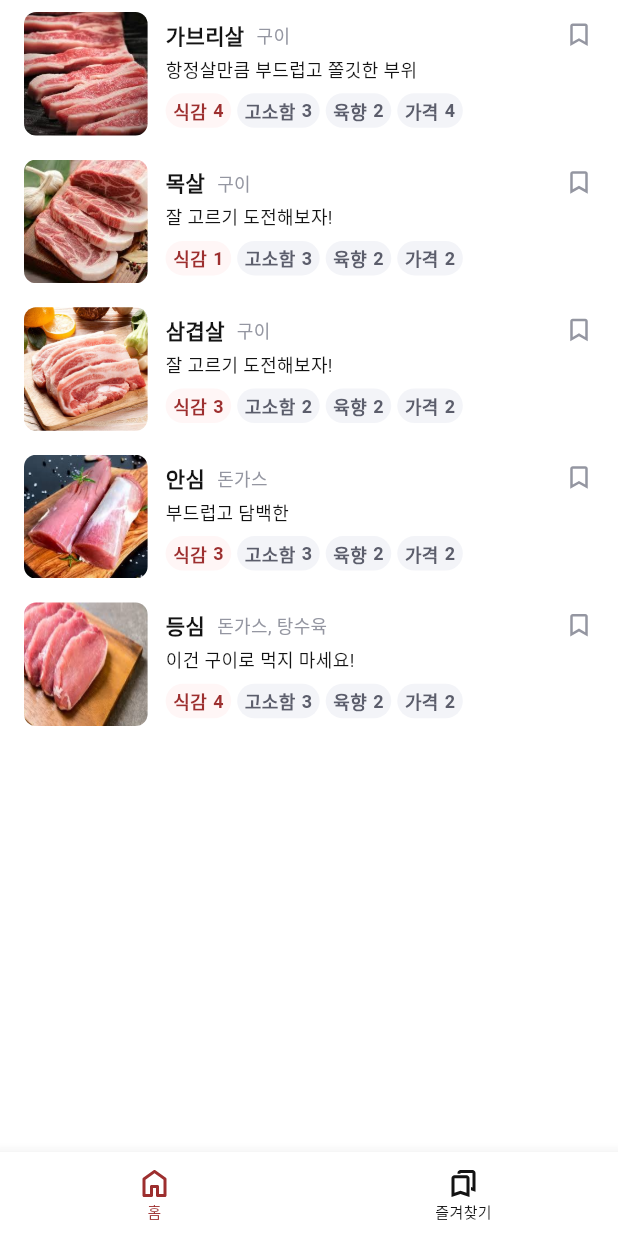
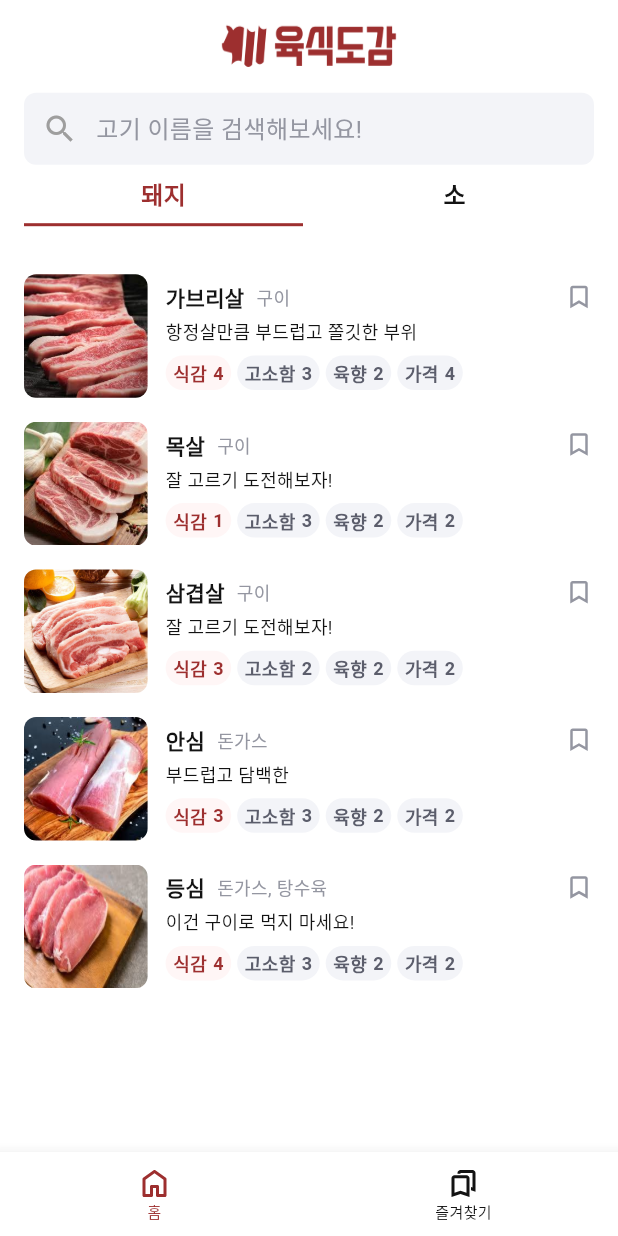
Before and after one commit to pdh0927/meat-dictionary, a Flutter app: the screen it shows after launch, on a phone screen of 412 x 824 dp. Run offline on Flutter 3.47's test engine with Material 3 defaults, Android fonts, the phone set to English and light mode, and no system bars; our stand-ins replace flutter_riverpod, flutter_svg, go_router, shared_preferences, sizer; Roboto replaces fonts that are missing (Pretendard); project files that could hold a hidden picture were left out.

Commit message:
feat: create home screen

```diff
--- a/lib/common/view/home_screen.dart
+++ b/lib/common/view/home_screen.dart
@@ -1,14 +1,91 @@
 import 'package:flutter/material.dart';
-import 'package:meat_dictionary/meat/component/dictionary.dart';
+import 'package:flutter_riverpod/flutter_riverpod.dart';
+import 'package:meat_dictionary/common/component/meat_search_delegate.dart';
+import 'package:meat_dictionary/common/layout/default_layout.dart';
+import 'package:meat_dictionary/meat/component/dictionary_list.dart';
+import 'package:meat_dictionary/meat/component/meat_menu.dart';
+import 'package:sizer/sizer.dart';
 
-class HomeScreen extends StatelessWidget {
-
+class HomeScreen extends ConsumerStatefulWidget {
   static String get routeName => 'home';
 
   const HomeScreen({super.key});
 
   @override
+  ConsumerState<HomeScreen> createState() => _HomeScreenState();
+}
+
+class _HomeScreenState extends ConsumerState<HomeScreen> {
+  // 기본값을 돼지로 설정
+  String selectedType = 'pork';
+
+  void _onTypeChanged(String type) {
+    setState(() {
+      selectedType = type;
+    });
+  }
+
+  @override
   Widget build(BuildContext context) {
-    return const Column(children: [Dictionary()],);
+    return DefaultLayout(
+      child: SafeArea(
+        child: Padding(
+          padding: const EdgeInsets.symmetric(horizontal: 16.0),
+          child: Column(
+            children: [
+              // 로고 이미지
+              Image.asset(
+                'assets/imgs/common/logo2.png',
+                width: 35.w,
+                height: 15.w,
+                fit: BoxFit.fill,
+              ),
+
+              Container(
+                decoration: BoxDecoration(
+                  color: const Color(0xFFF3F4F8), // 검색창 배경색
+                  borderRadius: BorderRadius.circular(8.0),
+                ),
+                child: Row(
+                  children: [
+                    const Padding(
+                      padding: EdgeInsets.all(12.0),
+                      child: Icon(Icons.search, color: Colors.grey),
+                    ),
+                    InkWell(
+                      onTap: () {
+                        showSearch(
+                          context: context,
+                          delegate: MeatSearchDelegate(ref: ref),
+                        );
+                      },
+                      child: const Text(
+                        '고기 이름을 검색해보세요!',
+                        style: TextStyle(
+                          fontSize: 16.0,
+                          color: Color(0XFF9496A1), // 힌트 텍스트 색상
+                        ),
+                      ),
+                    ),
+                  ],
+                ),
+              ),
+
+              MeatMenu(
+                selectedType: selectedType,
+                onTypeChanged: _onTypeChanged,
+              ),
+              const SizedBox(height: 24.0),
+              Expanded(
+                child: DictionaryList(
+                  isFavoritesScreen: false,
+                  type: selectedType,
+                ),
+              ),
+            ],
+          ),
+        ),
+      ),
+    );
   }
 }
--- a/lib/meat/component/dictionary_list.dart
+++ b/lib/meat/component/dictionary_list.dart
@@ -19,19 +19,18 @@ class DictionaryList extends ConsumerWidget {
   Widget build(BuildContext context, WidgetRef ref) {
     final favoriteMap = ref.watch(favoritesProvider);
     final favoriteIds = favoriteMap[type] ?? {};
+    final selectedList = type == 'pork' ? porkList : beefList;
 
     // 즐겨찾기 화면인 경우 즐겨찾기 항목만 필터링
     final filteredList = isFavoritesScreen
-        ? porkList
+        ? selectedList
             .where((meat) =>
                 favoriteIds.contains(meat.id) &&
                 (type == null || meat.type == type))
             .toList()
-        : porkList;
+        : selectedList;
 
-    return Padding(
-      padding: const EdgeInsets.symmetric(horizontal: 16.0),
-      child: ListView.builder(
+    return ListView.builder(
       itemCount: filteredList.length,
       itemBuilder: (context, index) {
         final meat = filteredList[index];
@@ -49,7 +48,6 @@ class DictionaryList extends ConsumerWidget {
           ),
         );
       },
-      ),
     );
   }
 }
```
Lines whose indentation alone changed are shown as unchanged.
